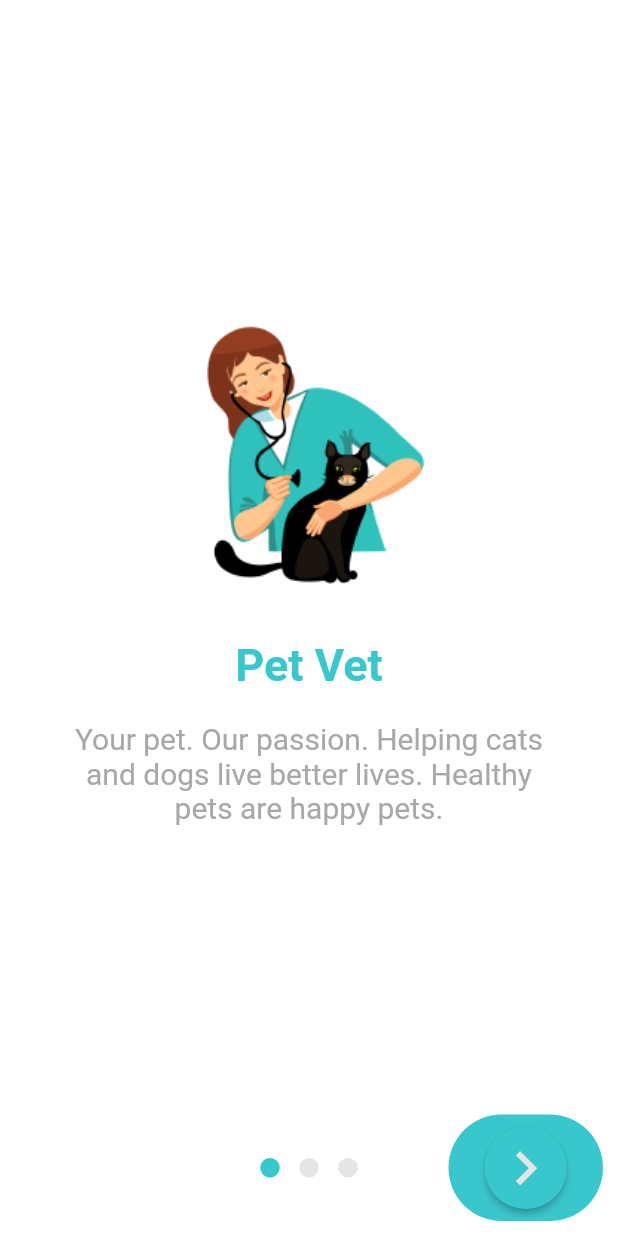
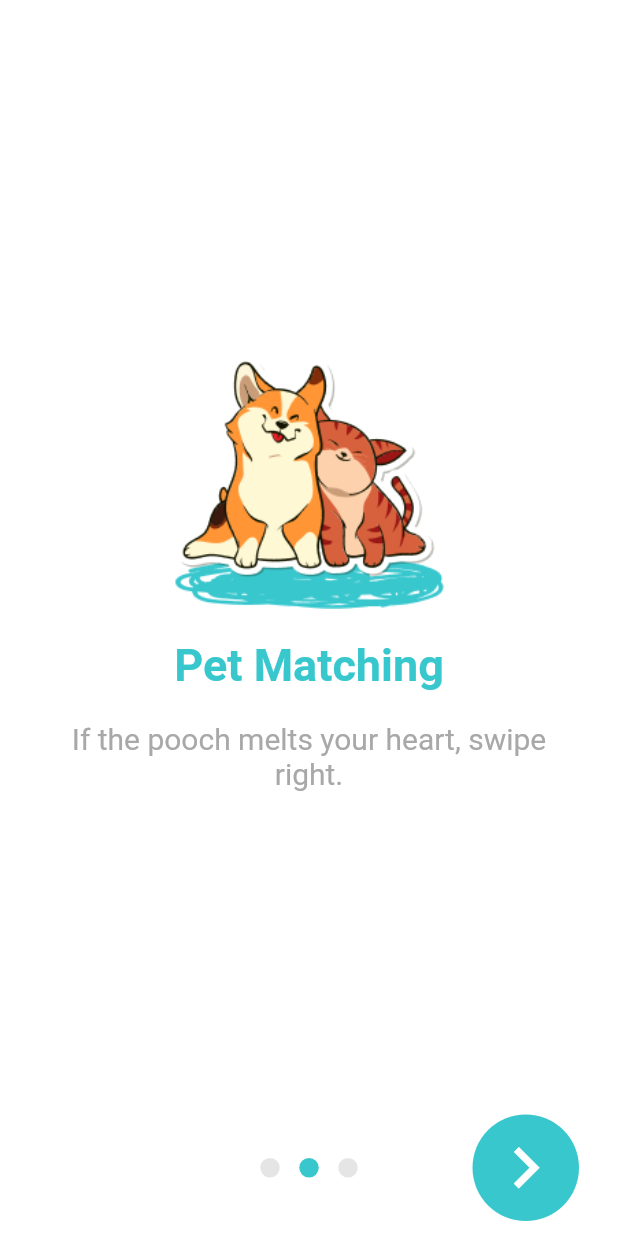
Before and after one commit to remithr/petblock, a Flutter app: the screen it shows after launch, after a tap on the "navigate next" icon, on a phone screen of 412 x 824 dp. Run offline on Flutter 3.47's test engine with Material 2 defaults, Android fonts, the light colour scheme and no system bars; drawn by our look-alikes of intro_slider; our stand-ins replace connectivity; Roboto replaces fonts that are missing (Raleway, RobotoMono).

Commit message:
changes in main

```diff
--- /dev/null
+++ b/lib/enums/connectivity.dart
@@ -0,0 +1,5 @@
+enum ConnectivityStatus {
+  WiFi,
+  Cellular,
+  Offline,
+}
--- a/lib/main.dart
+++ b/lib/main.dart
@@ -1,5 +1,7 @@
 import 'package:flutter/material.dart';
 import 'package:petblock/pages/slider/slider-view.dart';
+
+import 'pages/login/login.dart';
 
 void main() {
   runApp(MyApp());
@@ -12,27 +14,16 @@ class MyApp extends StatelessWidget {
     return MaterialApp(
       title: 'Flutter Demo',
       theme: ThemeData(
-        // This is the theme of your application.
-        //
-        // Try running your application with "flutter run". You'll see the
-        // application has a blue toolbar. Then, without quitting the app, try
-        // changing the primarySwatch below to Colors.green and then invoke
-        // "hot reload" (press "r" in the console where you ran "flutter run",
-        // or simply save your changes to "hot reload" in a Flutter IDE).
-        // Notice that the counter didn't reset back to zero; the application
-        // is not restarted.
-        primarySwatch: Colors.blue,
-        // This makes the visual density adapt to the platform that you run
-        // the app on. For desktop platforms, the controls will be smaller and
-        // closer together (more dense) than on mobile platforms.
+        // 39C7CE
+        // primarySwatch: Colors.indigo,
         visualDensity: VisualDensity.adaptivePlatformDensity,
       ),
       debugShowCheckedModeBanner: false,
       // home: MyHomePage(title: 'Flutter Demo Home Page'),
       home: SliderViewPage(),
       routes: {
-        '/slider': (context) => SliderViewPage(),
-        // '/login':
+        'slider': (context) => SliderViewPage(),
+        'login': (context) => LoginPage(),
       },
     );
   }
--- a/lib/pages/slider/slider-view.dart
+++ b/lib/pages/slider/slider-view.dart
@@ -72,7 +72,8 @@ class _SliderViewPageState extends State<SliderViewPage> {
 
   void onDonePress() {
     // Back to the first tab
-    this.goToTab(0);
+    // this.goToTab(0);
+    Navigator.of(context).pushReplacementNamed('login');
   }
 
   void onTabChangeCompleted(index) {
@@ -80,30 +81,56 @@ class _SliderViewPageState extends State<SliderViewPage> {
   }
 
   Widget renderNextBtn() {
-    // return Icon(
-    //   Icons.navigate_next,
-    //   color: Color(0xffffcc5c),
-    //   size: 35.0,
+    return Icon(
+      Icons.navigate_next,
+      color: twhite,
+      size: 55.0,
+    );
+    // return RawMaterialButton(
+    //   onPressed: () {
+    //     print('Current slide ');
+    //   },
+    //   // elevation: 2.0,
+    //   fillColor: primaryColor,
+    //   child: Icon(
+    //     Icons.navigate_next,
+    //     color: twhite,
+    //     size: 45.0,
+    //   ),
+    //   padding: EdgeInsets.all(5.0),
+    //   shape: CircleBorder(),
     // );
-    return RawMaterialButton(
-      onPressed: () {},
-      // elevation: 2.0,
-      fillColor: primaryColor,
-      child: Icon(
-        Icons.navigate_next,
-        color: tgrey,
-        size: 45.0,
-      ),
-      padding: EdgeInsets.all(5.0),
-      shape: CircleBorder(),
-    );
   }
 
   Widget renderDoneBtn() {
-    return Icon(
-      Icons.done,
-      color: Color(0xffffcc5c),
+    // return Icon(
+    //   Icons.done,
+    //   color: tgrey,
+    //   size: 55.0,
+    // );
+    return Text(
+      'Get Started',
+      style: TextStyle(
+        color: twhite,
+        fontSize: 16.0,
+      ),
     );
+    // return RawMaterialButton(
+    //   onPressed: () {},
+    //   elevation: 2.0,
+    //   fillColor: primaryColor,
+    //   child: Text(
+    //     'Get Started',
+    //   ),
+    //   // padding: EdgeInsets.all(
+    //   //   5.0,
+    //   // ),
+    //   // shape: CircleBorder(),
+    // );
+    // return RaisedButton(
+    //   onPressed: null,
+    //   child: Text('Get Started'),
+    // );
   }
 
   Widget renderSkipBtn() {
@@ -118,7 +145,7 @@ class _SliderViewPageState extends State<SliderViewPage> {
     for (int i = 0; i < slides.length; i++) {
       Slide currentSlide = slides[i];
       tabs.add(Container(
-        width: double.infinity,
+        width: MediaQuery.of(context).size.width,
         height: MediaQuery.of(context).size.height,
         child: Container(
           margin: EdgeInsets.only(
@@ -178,12 +205,21 @@ class _SliderViewPageState extends State<SliderViewPage> {
 
       // Next button
       renderNextBtn: this.renderNextBtn(),
-
+      // highlightColorPrevBtn: Colors.transparent,
       // Done button
       renderDoneBtn: this.renderDoneBtn(),
       onDonePress: this.onDonePress,
       colorDoneBtn: primaryColor,
-      highlightColorDoneBtn: primaryColor,
+      colorPrevBtn: primaryColor,
+      // colorSkipBtn: primaryColor,
+      // widthPrevBtn: 60,
+      // borderRadiusPrevBtn: 30,
+      widthDoneBtn: 120,
+      isShowSkipBtn: false,
+      borderRadiusDoneBtn: 30,
+      // widthPrevBtn: 50,
+
+      // highlightColorDoneBtn: Colors.transparent,
 
       // Dot indicator
       colorDot: tgrey,
--- a/pubspec.yaml
+++ b/pubspec.yaml
@@ -24,7 +24,8 @@ dependencies:
   flutter:
     sdk: flutter
   intro_slider: ^2.3.3
-
+  connectivity: ^2.0.2
+  provider: ^4.3.2+3
   # The following adds the Cupertino Icons font to your application.
   # Use with the CupertinoIcons class for iOS style icons.
   cupertino_icons: ^1.0.0
@@ -49,6 +50,7 @@ flutter:
     - assets/images/slide-1.png
     - assets/images/slide-2.png
     - assets/images/slide-3.png
+    - assets/icons/logo.png
     # - images/a_dot_burr.jpeg
     # - images/a_dot_ham.jpeg
 
```
Also changed, not shown: lib/pages/login/login.dart (added, +38 -0 lines), lib/services/connectivity.dart (added, +27 -0 lines), assets/icons/logo.png (added), pubspec.lock.
